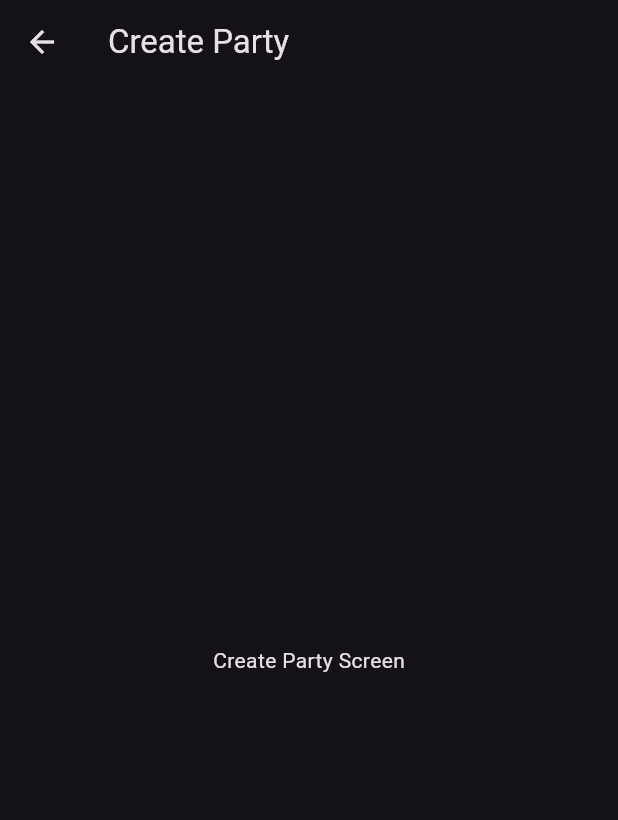
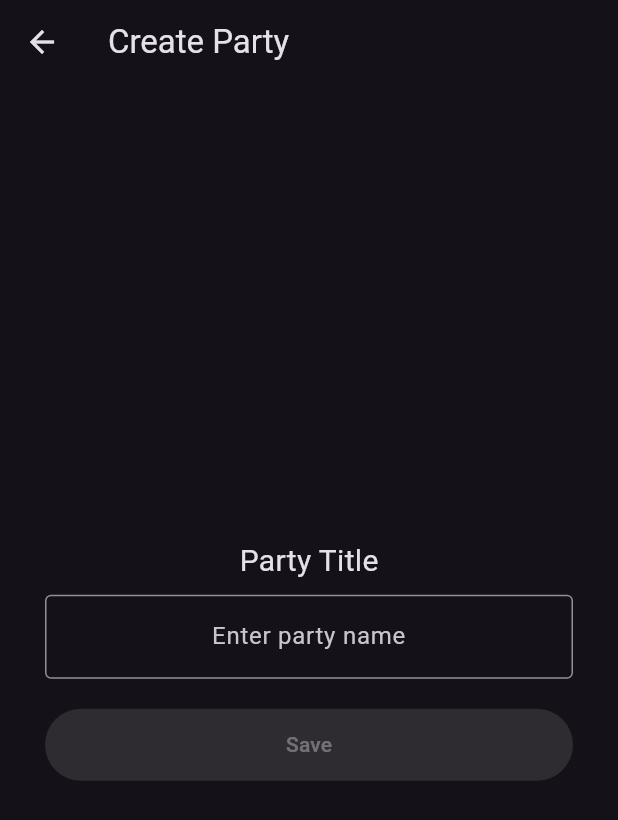
Before and after one commit to alin262/Party-Split, a Flutter app: the screen it shows after launch, after a tap on the "add" icon, on a phone screen of 412 x 824 dp. Shown: the top 820 px of the screen. Run offline on Flutter 3.47's test engine with Material 3 defaults, Android fonts, the light colour scheme and no system bars.

Commit message:
6: Added Title returning from CreatePartyScreen.

```diff
--- a/lib/main.dart
+++ b/lib/main.dart
@@ -10,6 +10,10 @@ class PartySplitApp extends StatelessWidget {
 
   @override
   Widget build(BuildContext context) {
-    return MaterialApp(debugShowCheckedModeBanner: false, home: HomeScreen(),theme: ThemeData.dark(),);
+    return MaterialApp(
+      debugShowCheckedModeBanner: false,
+      home: HomeScreen(),
+      theme: ThemeData.dark(),
+    );
   }
 }
--- a/lib/screens/create_party_screen.dart
+++ b/lib/screens/create_party_screen.dart
@@ -1,13 +1,75 @@
 import 'package:flutter/material.dart';
 
-class CreatePartyScreen extends StatelessWidget {
+class CreatePartyScreen extends StatefulWidget {
   const CreatePartyScreen({super.key});
+
+  @override
+  State<CreatePartyScreen> createState() => _CreatePartyScreenState();
+}
+
+class _CreatePartyScreenState extends State<CreatePartyScreen> {
+  final TextEditingController _titleController = TextEditingController();
+  bool _isValid = false;
+
+  @override
+  void initState() {
+    // TODO: implement initState
+    super.initState();
+    _titleController.addListener(() {
+      setState(() {
+        _isValid = _titleController.text.trim().isNotEmpty;
+      });
+    });
+  }
+
+  @override
+  void dispose() {
+    // TODO: implement dispose
+    _titleController.dispose();
+    super.dispose();
+  }
+
+  void _saveParty() {
+    final title = _titleController.text.trim();
+    print("Title saved as: $title");
+    Navigator.pop(context,title);
+  }
 
   @override
   Widget build(BuildContext context) {
     return Scaffold(
       appBar: AppBar(title: const Text("Create Party")),
-      body: const Center(child:  Text("Create Party Screen")),
+      body: Center(
+        child: Padding(
+          padding: const EdgeInsets.symmetric(horizontal: 30),
+          child: Column(
+            mainAxisAlignment: MainAxisAlignment.center,
+
+            children: [
+              const Text("Party Title", style: TextStyle(fontSize: 20)),
+              const SizedBox(height: 8),
+              TextField(
+                textAlign: TextAlign.center,
+                controller: _titleController,
+                decoration: const InputDecoration(
+                  border: OutlineInputBorder(),
+                  hintText: "Enter party name",
+                ),
+              ),
+
+              const SizedBox(height: 20),
+
+              ElevatedButton(
+                style: ElevatedButton.styleFrom(
+                  minimumSize: const Size(double.infinity, 48),
+                ),
+                onPressed: _isValid ? _saveParty : null,
+                child: Text("Save"),
+              ),
+            ],
+          ),
+        ),
+      ),
     );
   }
 }
--- a/lib/screens/home_screen.dart
+++ b/lib/screens/home_screen.dart
@@ -24,8 +24,9 @@ class HomeScreen extends StatelessWidget {
       ),
       floatingActionButtonLocation: FloatingActionButtonLocation.centerFloat,
       floatingActionButton: FloatingActionButton(
-        onPressed: () {
-          Navigator.push(context, MaterialPageRoute(builder:(context) => const CreatePartyScreen(),));
+        onPressed: ()async {
+          final result=await Navigator.push(context, MaterialPageRoute(builder:(context) => const CreatePartyScreen(),));
+          print(result);
         },
         child: const Icon(Icons.add),
       ),
```
